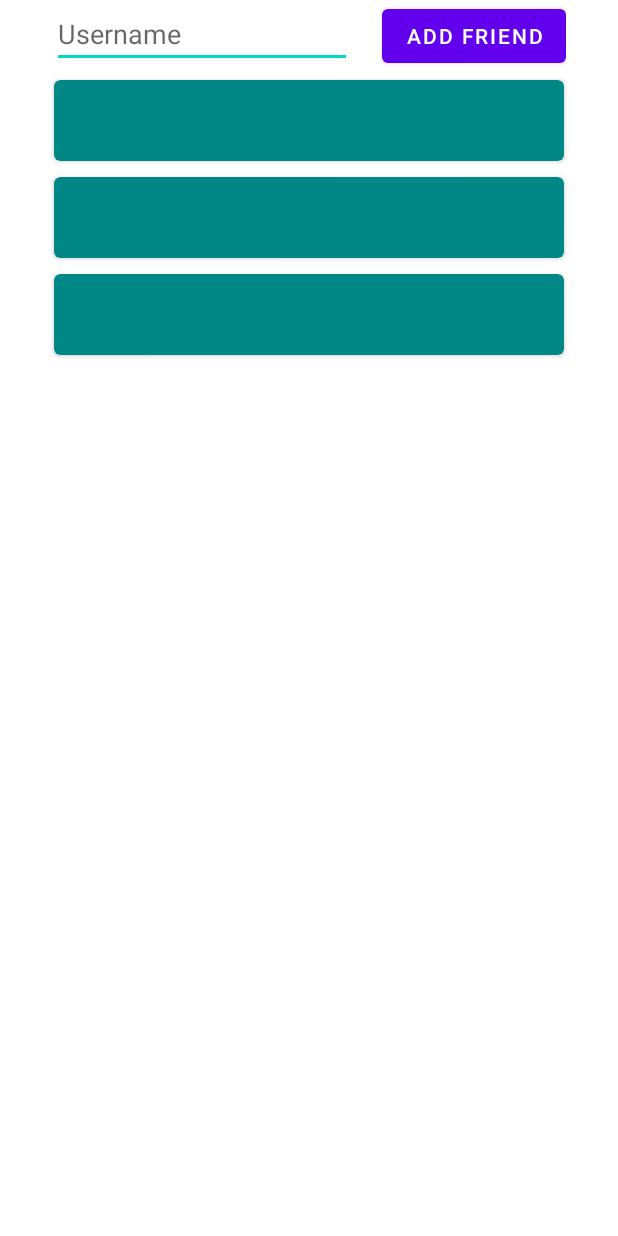
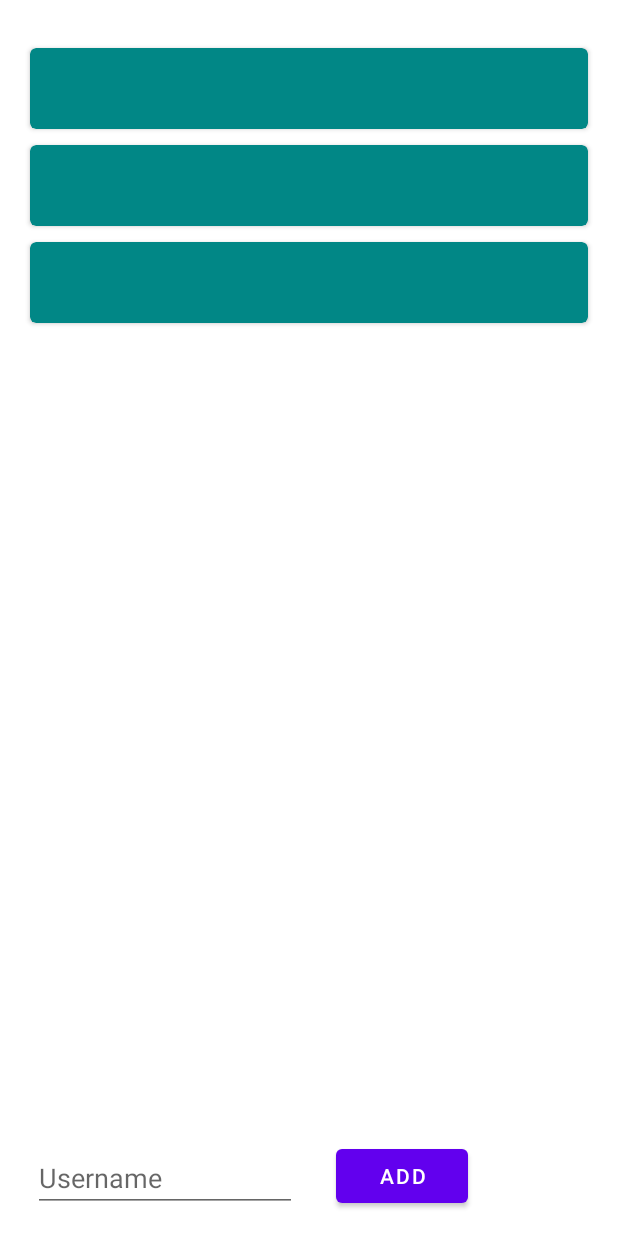
Before and after one commit to TheLogicMaster/friend-location-sharing, an Android app: the layout fragment_friend_list.xml on its own in the app's theme, with its tools: preview values and no code run, on a phone screen of 412 x 824 dp. Run offline under Robolectric (Android 15) with nearby library versions, the light colour scheme and no system bars; network calls fail.

Commit message:
Just changing a bit of UI and rearrange components

```diff
--- a/app/app/src/main/res/layout/fragment_chat_item.xml
+++ b/app/app/src/main/res/layout/fragment_chat_item.xml
@@ -1,5 +1,6 @@
 <?xml version="1.0" encoding="utf-8"?>
-<androidx.cardview.widget.CardView xmlns:android="http://schemas.android.com/apk/res/android"
+<androidx.cardview.widget.CardView
+    xmlns:android="http://schemas.android.com/apk/res/android"
     xmlns:card_view="http://schemas.android.com/apk/res-auto"
     android:id="@+id/card_view"
     android:layout_gravity="center"
--- a/app/app/src/main/res/layout/fragment_friend_item.xml
+++ b/app/app/src/main/res/layout/fragment_friend_item.xml
@@ -1,5 +1,6 @@
 <?xml version="1.0" encoding="utf-8"?>
-<androidx.cardview.widget.CardView xmlns:android="http://schemas.android.com/apk/res/android"
+<androidx.cardview.widget.CardView
+    xmlns:android="http://schemas.android.com/apk/res/android"
     xmlns:card_view="http://schemas.android.com/apk/res-auto"
     android:id="@+id/card_view"
     android:layout_gravity="center"
--- a/app/app/src/main/res/layout/fragment_friend_list.xml
+++ b/app/app/src/main/res/layout/fragment_friend_list.xml
@@ -1,5 +1,6 @@
 <?xml version="1.0" encoding="utf-8"?>
-<LinearLayout xmlns:android="http://schemas.android.com/apk/res/android"
+<androidx.constraintlayout.widget.ConstraintLayout
+    xmlns:android="http://schemas.android.com/apk/res/android"
     xmlns:app="http://schemas.android.com/apk/res-auto"
     xmlns:tools="http://schemas.android.com/tools"
     android:name="com.thelogicmaster.friend_location_sharing.FriendFragment"
@@ -8,35 +9,16 @@
     android:orientation="vertical"
     tools:context=".FriendListFragment">
 
-    <LinearLayout
-        android:layout_width="wrap_content"
-        android:layout_height="wrap_content"
-        android:layout_gravity="center"
-        android:orientation="horizontal">
-
-        <EditText
-            android:id="@+id/username"
-            android:layout_width="200dp"
-            android:layout_height="wrap_content"
-            android:hint="Username"/>
-
-        <Button
-            android:id="@+id/add_friend"
-            android:layout_width="wrap_content"
-            android:layout_height="wrap_content"
-            android:layout_marginLeft="20dp"
-            android:text="Add Friend"
-            android:layout_weight="1"
-            android:gravity="center"/>
-    </LinearLayout>
 
     <androidx.swiperefreshlayout.widget.SwipeRefreshLayout
         android:id="@+id/refresh"
         android:layout_width="match_parent"
-        android:layout_height="match_parent"
-        android:layout_marginLeft="16dp"
-        android:layout_marginRight="16dp"
-        app:layoutManager="LinearLayoutManager">
+        android:layout_height="655dp"
+        app:layoutManager="LinearLayoutManager"
+        app:layout_constraintBottom_toBottomOf="parent"
+        app:layout_constraintTop_toTopOf="parent"
+        app:layout_constraintVertical_bias="0.157"
+        tools:layout_editor_absoluteX="0dp">
 
         <androidx.recyclerview.widget.RecyclerView
             android:id="@+id/list"
@@ -45,4 +27,28 @@
             app:layoutManager="LinearLayoutManager"
             tools:listitem="@layout/fragment_friend_item" />
     </androidx.swiperefreshlayout.widget.SwipeRefreshLayout>
-</LinearLayout>
+
+
+    <EditText
+        android:id="@+id/username"
+        android:layout_width="176dp"
+        android:layout_height="wrap_content"
+        android:layout_marginBottom="16dp"
+        android:hint="Username"
+        app:layout_constraintBottom_toBottomOf="parent"
+        app:layout_constraintEnd_toStartOf="@+id/add_friend"
+        app:layout_constraintHorizontal_bias="0.457"
+        app:layout_constraintStart_toStartOf="parent" />
+
+    <Button
+        android:id="@+id/add_friend"
+        android:layout_width="wrap_content"
+        android:layout_height="wrap_content"
+        android:layout_marginEnd="100dp"
+        android:layout_marginBottom="16dp"
+        android:layout_weight="1"
+        android:gravity="center"
+        android:text="Add"
+        app:layout_constraintBottom_toBottomOf="parent"
+        app:layout_constraintEnd_toEndOf="parent" />
+</androidx.constraintlayout.widget.ConstraintLayout>
```
Also changed, not shown: app/app/src/main/res/layout/fragment_chat.xml (+36 -24 lines), app/app/src/main/res/layout/fragment_chat_list.xml (+8 -8 lines), app/app/src/main/res/layout/fragment_group_list.xml (+8 -8 lines), app/app/src/main/res/layout/fragment_home.xml (+47 -17 lines).
